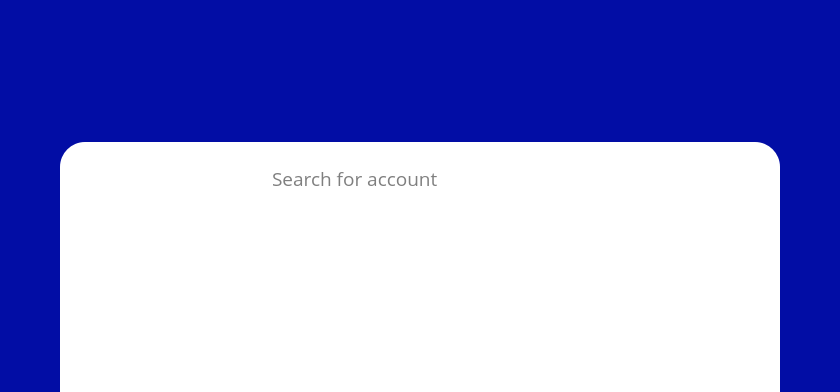
Before: the Qt Designer form src/templates/allAccountsPage.ui in k5924/TheVault, drawn with Qt 5; both pictures show x 120 to 960 and y 0 to 392 of the 1080 by 720 pixel window.
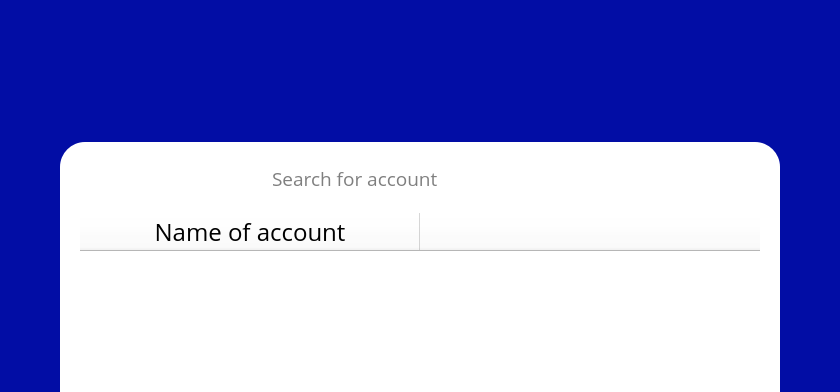
After: the same form once the commit is applied. Icons and pictures are not drawn.

Commit message: implemented reading from the accounts file to view the accounts.

What changed in the file:
```diff
--- a/src/templates/allAccountsPage.ui
+++ b/src/templates/allAccountsPage.ui
@@ -190,6 +190,86 @@
      </size>
     </property>
    </widget>
+   <widget class="QTableWidget" name="accountsTable">
+    <property name="enabled">
+     <bool>true</bool>
+    </property>
+    <property name="geometry">
+     <rect>
+      <x>20</x>
+      <y>71</y>
+      <width>680</width>
+      <height>380</height>
+     </rect>
+    </property>
+    <property name="font">
+     <font>
+      <family>Open Sans</family>
+      <pointsize>18</pointsize>
+      <weight>50</weight>
+      <italic>false</italic>
+      <bold>false</bold>
+     </font>
+    </property>
+    <property name="styleSheet">
+     <string notr="true">border: .5 solid;
+font: 18pt &quot;Open Sans&quot;;</string>
+    </property>
+    <property name="horizontalScrollBarPolicy">
+     <enum>Qt::ScrollBarAlwaysOff</enum>
+    </property>
+    <property name="sizeAdjustPolicy">
+     <enum>QAbstractScrollArea::AdjustToContents</enum>
+    </property>
+    <property name="alternatingRowColors">
+     <bool>false</bool>
+    </property>
+    <attribute name="horizontalHeaderDefaultSectionSize">
+     <number>340</number>
+    </attribute>
+    <attribute name="horizontalHeaderHighlightSections">
+     <bool>true</bool>
+    </attribute>
+    <attribute name="verticalHeaderVisible">
+     <bool>false</bool>
+    </attribute>
+    <column>
+     <property name="text">
+      <string>Name of account</string>
+     </property>
+     <property name="font">
+      <font>
+       <family>Open Sans</family>
+       <pointsize>18</pointsize>
+      </font>
+     </property>
+     <property name="background">
+      <color>
+       <red>240</red>
+       <green>240</green>
+       <blue>240</blue>
+      </color>
+     </property>
+    </column>
+    <column>
+     <property name="text">
+      <string/>
+     </property>
+     <property name="font">
+      <font>
+       <family>Open Sans</family>
+       <pointsize>18</pointsize>
+      </font>
+     </property>
+     <property name="background">
+      <color>
+       <red>240</red>
+       <green>240</green>
+       <blue>240</blue>
+      </color>
+     </property>
+    </column>
+   </widget>
   </widget>
   <widget class="QPushButton" name="importBtn">
    <property name="geometry">
```
The commit also changes 3 other files.
